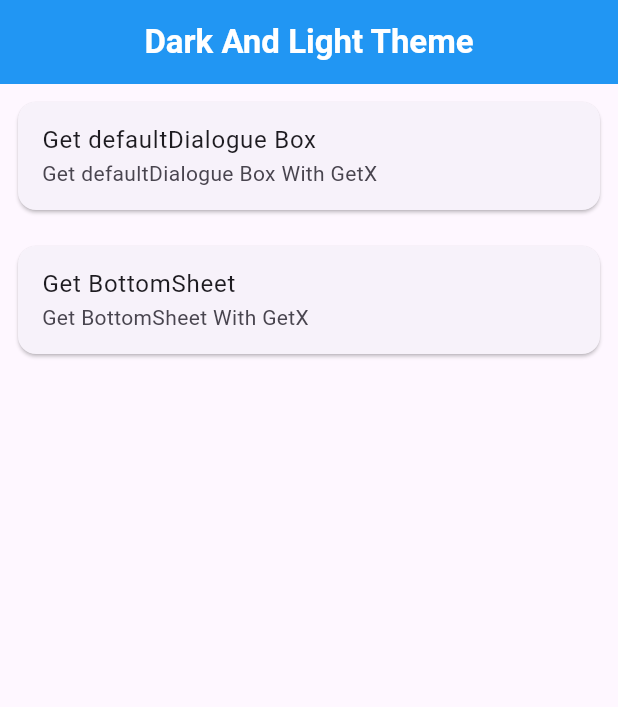
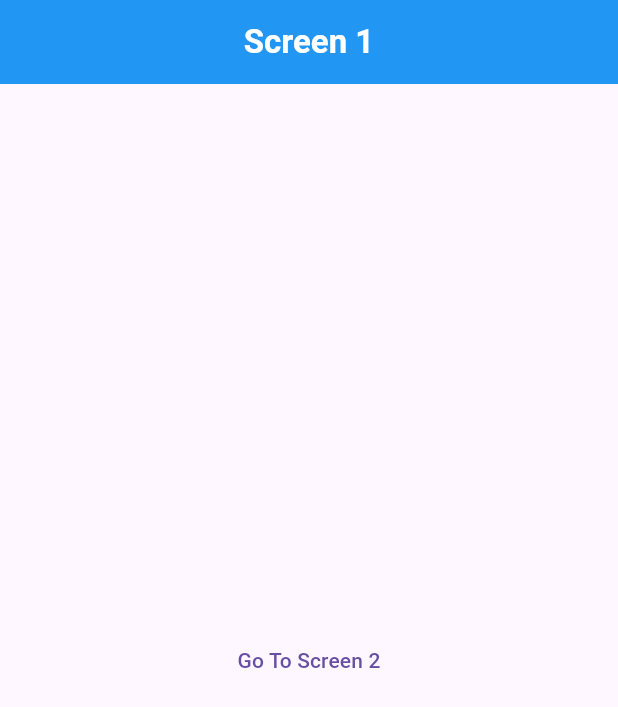
Before and after one commit to Arslan4546/GetX-Guide, a Flutter app: the screen it shows after launch, on a phone screen of 412 x 824 dp. Shown: the top 707 px of the screen. Run offline on Flutter 3.47's test engine with Material 3 defaults, Android fonts, the phone set to English and light mode, and no system bars; our stand-ins replace get.

Commit message:
update getx guide

```diff
--- a/lib/dart&lightTheme.dart
+++ b/lib/dart&lightTheme.dart
@@ -11,9 +11,7 @@ class LightDarkTheme extends StatefulWidget {
 class _LightDarkThemeState extends State<LightDarkTheme> {
   @override
   Widget build(BuildContext context) {
-    return  GetMaterialApp(
-      debugShowCheckedModeBanner: false,
-      home: Scaffold(
+    return  Scaffold(
         appBar: AppBar(
           backgroundColor: Colors.blue,
           title: const Text("Dark And Light Theme",style: TextStyle(
@@ -120,7 +118,6 @@ class _LightDarkThemeState extends State<LightDarkTheme> {
 
           ],
         ),
-      ),
-    );
+      );
   }
 }
--- a/lib/main.dart
+++ b/lib/main.dart
@@ -1,6 +1,9 @@
 import 'package:flutter/material.dart';
-
+import 'package:get/get.dart';
+import 'package:get/get_navigation/src/root/get_material_app.dart';
 import 'dart&lightTheme.dart';
+import 'navigations&routes/screen1.dart';
+import 'navigations&routes/screen2.dart';
 
 
 void main() {
@@ -17,9 +20,13 @@ class MyApp extends StatefulWidget {
 class _MyAppState extends State<MyApp> {
   @override
   Widget build(BuildContext context) {
-    return const MaterialApp(
+    return  GetMaterialApp(
       debugShowCheckedModeBanner: false,
-      home: LightDarkTheme(),
+      home: const Screen1(),
+      getPages: [
+        GetPage(name: "/S1", page:() => const Screen1()),
+        GetPage(name: "/S2", page:() =>  Screen2()),
+      ],
     );
   }
 }
--- /dev/null
+++ b/lib/navigations&routes/screen1.dart
@@ -0,0 +1,45 @@
+import 'package:flutter/material.dart';
+import 'package:get/get.dart';
+
+
+class Screen1 extends StatefulWidget {
+  const Screen1({super.key});
+
+  @override
+  State<Screen1> createState() => _Screen1State();
+}
+
+class _Screen1State extends State<Screen1> {
+  @override
+  Widget build(BuildContext context) {
+    return Scaffold(
+      appBar: AppBar(
+        backgroundColor: Colors.blue,
+        title: const Text("Screen 1",style: TextStyle(
+            color: Colors.white,
+            fontWeight: FontWeight.bold
+        ),),
+        centerTitle: true,
+      ),
+      body: Center(
+        child: Column(
+          mainAxisAlignment: MainAxisAlignment.center,
+          crossAxisAlignment: CrossAxisAlignment.center,
+          children: [
+            TextButton(onPressed: (){
+
+              // Navigator.push(context,MaterialPageRoute(builder: (context)=> const Screen2()));
+              //Get.to(const Screen2(name: "Arslan Tariq",));
+                Get.toNamed("/S2",arguments: [
+                  "Hannan Tariq",
+                  "Mannan Tariq",
+                ] );
+
+            }, child:
+            const Text("Go To Screen 2"))
+          ],
+        ),
+      ),
+    );
+  }
+}
```
Also changed, not shown: lib/IntroSnackBar.dart (+3 -5 lines), lib/navigations&routes/screen2.dart (added, +45 -0 lines).
